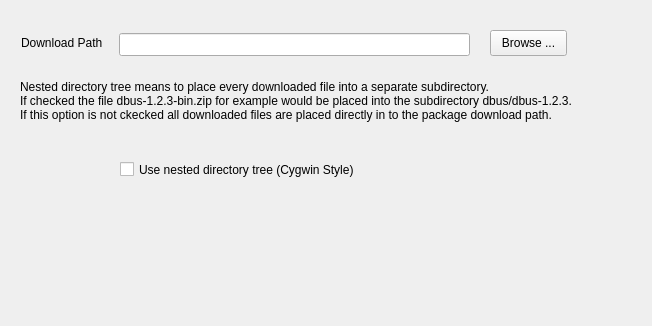
Qt form gui/downloadsettingspage.ui (KDE/kdewin-installer) before a commit.
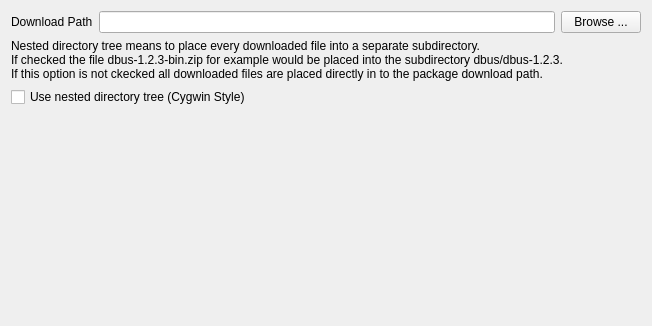
The same form after that commit.

Commit message: give the widgets a layout

Patch:
```diff
--- a/gui/downloadsettingspage.ui
+++ b/gui/downloadsettingspage.ui
@@ -15,50 +15,11 @@
   <property name="statusTip" >
    <string>Select the directory where downloaded packages are stored for this and further installations.</string>
   </property>
-  <widget class="QCheckBox" name="nestedDownloadTree" >
-   <property name="geometry" >
-    <rect>
-     <x>120</x>
-     <y>160</y>
-     <width>316</width>
-     <height>19</height>
-    </rect>
-   </property>
-   <property name="toolTip" >
-    <string>&lt;html>&lt;head>&lt;meta name="qrichtext" content="1" />&lt;style type="text/css">
-p, li { white-space: pre-wrap; }
-&lt;/style>&lt;/head>&lt;body style=" font-family:'MS Shell Dlg 2'; font-size:8.25pt; font-weight:400; font-style:normal; text-decoration:none;">
-&lt;p style=" margin-top:0px; margin-bottom:0px; margin-left:0px; margin-right:0px; -qt-block-indent:0; text-indent:0px; font-size:8pt;">nested directory tree means to place every downloaded file into a separate sub directory. &lt;/p>
-&lt;p style=" margin-top:0px; margin-bottom:0px; margin-left:0px; margin-right:0px; -qt-block-indent:0; text-indent:0px; font-size:8pt;">If checked the file dbus-1.2.3-bin.zip for example would be placed into the subdirectory dbus/dbus-1.2.3. &lt;/p>
-&lt;p style=" margin-top:0px; margin-bottom:0px; margin-left:0px; margin-right:0px; -qt-block-indent:0; text-indent:0px; font-size:8pt;">If this option is not ckecked all downloaded files are placed directly into the package download path. &lt;/p>
-&lt;p style="-qt-paragraph-type:empty; margin-top:0px; margin-bottom:0px; margin-left:0px; margin-right:0px; -qt-block-indent:0; text-indent:0px; font-size:8pt;">&lt;/p>&lt;/body>&lt;/html></string>
-   </property>
-   <property name="text" >
-    <string>Use nested directory tree (Cygwin Style)</string>
-   </property>
-  </widget>
-  <widget class="QLineEdit" name="tempPathEdit" >
-   <property name="enabled" >
-    <bool>true</bool>
-   </property>
-   <property name="geometry" >
-    <rect>
-     <x>119</x>
-     <y>33</y>
-     <width>351</width>
-     <height>23</height>
-    </rect>
-   </property>
-  </widget>
+  <layout class="QVBoxLayout" >
+   <item>
+    <layout class="QHBoxLayout" >
+     <item>
   <widget class="QLabel" name="label_3" >
-   <property name="geometry" >
-    <rect>
-     <x>21</x>
-     <y>30</y>
-     <width>114</width>
-     <height>26</height>
-    </rect>
-   </property>
    <property name="toolTip" >
     <string>&lt;html>&lt;head>&lt;meta name="qrichtext" content="1" />&lt;style type="text/css">
 p, li { white-space: pre-wrap; }
@@ -69,31 +30,28 @@
     <string>Download Path</string>
    </property>
   </widget>
+     </item>
+     <item>
+      <widget class="QLineEdit" name="tempPathEdit" >
+       <property name="enabled" >
+        <bool>true</bool>
+       </property>
+      </widget>
+     </item>
+     <item>
   <widget class="QPushButton" name="tempPathSelect" >
    <property name="enabled" >
     <bool>true</bool>
    </property>
-   <property name="geometry" >
-    <rect>
-     <x>490</x>
-     <y>30</y>
-     <width>77</width>
-     <height>26</height>
-    </rect>
-   </property>
    <property name="text" >
     <string>Browse ...</string>
    </property>
   </widget>
+     </item>
+    </layout>
+   </item>
+   <item>
   <widget class="QLabel" name="label" >
-   <property name="geometry" >
-    <rect>
-     <x>20</x>
-     <y>80</y>
-     <width>581</width>
-     <height>91</height>
-    </rect>
-   </property>
    <property name="text" >
     <string>Nested directory tree means to place every downloaded file into a separate subdirectory. 
 If checked the file dbus-1.2.3-bin.zip for example would be placed into the subdirectory dbus/dbus-1.2.3. 
@@ -106,6 +64,37 @@
     <bool>true</bool>
    </property>
   </widget>
+   </item>
+   <item>
+    <widget class="QCheckBox" name="nestedDownloadTree" >
+     <property name="toolTip" >
+      <string>&lt;html>&lt;head>&lt;meta name="qrichtext" content="1" />&lt;style type="text/css">
+p, li { white-space: pre-wrap; }
+&lt;/style>&lt;/head>&lt;body style=" font-family:'MS Shell Dlg 2'; font-size:8.25pt; font-weight:400; font-style:normal; text-decoration:none;">
+&lt;p style=" margin-top:0px; margin-bottom:0px; margin-left:0px; margin-right:0px; -qt-block-indent:0; text-indent:0px; font-size:8pt;">nested directory tree means to place every downloaded file into a separate sub directory. &lt;/p>
+&lt;p style=" margin-top:0px; margin-bottom:0px; margin-left:0px; margin-right:0px; -qt-block-indent:0; text-indent:0px; font-size:8pt;">If checked the file dbus-1.2.3-bin.zip for example would be placed into the subdirectory dbus/dbus-1.2.3. &lt;/p>
+&lt;p style=" margin-top:0px; margin-bottom:0px; margin-left:0px; margin-right:0px; -qt-block-indent:0; text-indent:0px; font-size:8pt;">If this option is not ckecked all downloaded files are placed directly into the package download path. &lt;/p>
+&lt;p style="-qt-paragraph-type:empty; margin-top:0px; margin-bottom:0px; margin-left:0px; margin-right:0px; -qt-block-indent:0; text-indent:0px; font-size:8pt;">&lt;/p>&lt;/body>&lt;/html></string>
+     </property>
+     <property name="text" >
+      <string>Use nested directory tree (Cygwin Style)</string>
+     </property>
+    </widget>
+   </item>
+   <item>
+    <spacer>
+     <property name="orientation" >
+      <enum>Qt::Vertical</enum>
+     </property>
+     <property name="sizeHint" >
+      <size>
+       <width>20</width>
+       <height>40</height>
+      </size>
+     </property>
+    </spacer>
+   </item>
+  </layout>
  </widget>
  <resources/>
  <connections/>
```
Lines whose indentation alone changed are shown as unchanged. The commit also changes 7 other files.
